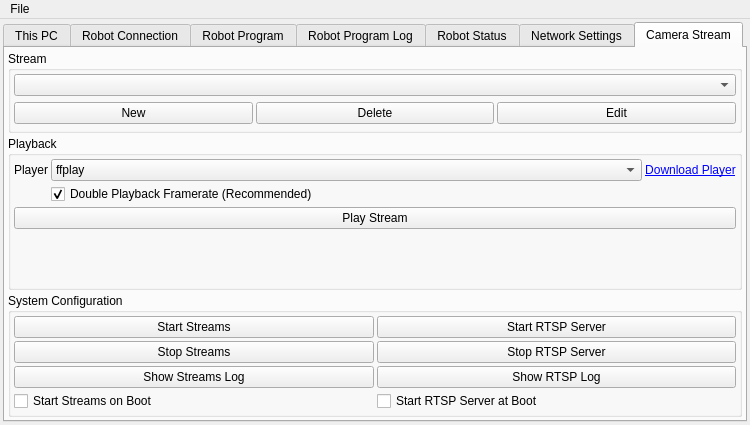
Above: ui/deploy_tool.ui from ArPiRobot/ArPiRobot-DeployTool before the change. Below: the same form after it.
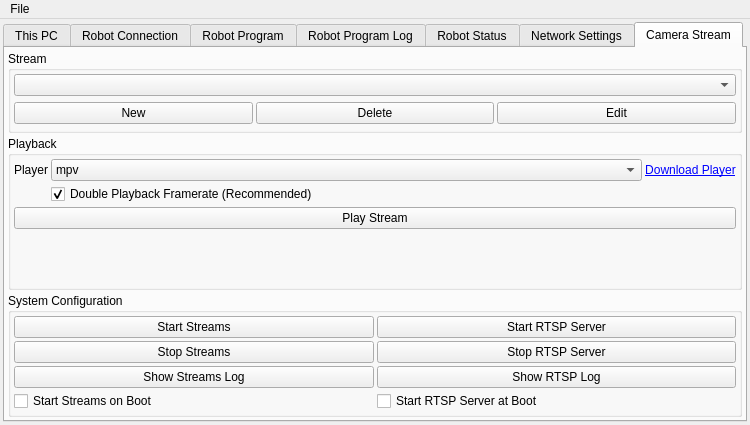
That is the form after the change. Icons and pictures are not drawn.

Commit message: Multiple camera streams can be opened at the same time.

The edit to the form file:
```diff
--- a/ui/deploy_tool.ui
+++ b/ui/deploy_tool.ui
@@ -865,7 +865,7 @@
              </property>
              <item>
               <property name="text">
-               <string>ffplay</string>
+               <string>mpv</string>
               </property>
              </item>
              <item>
```
Left out of the diff: 2 changed lines with no effect on the pictures. The commit also changes 2 other files.
